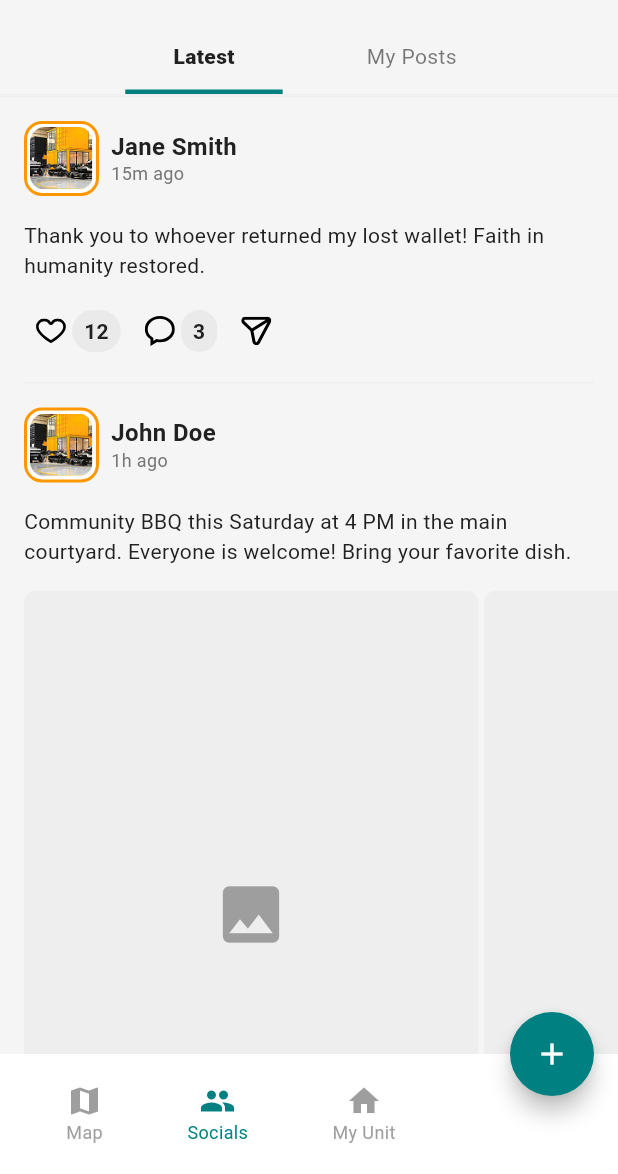
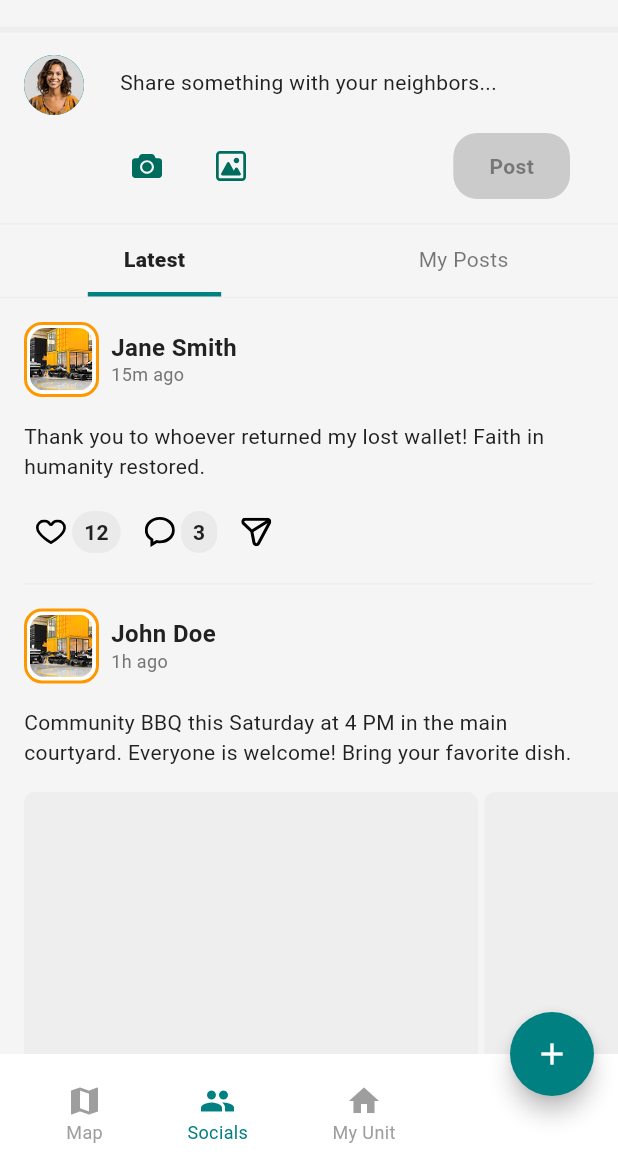
Before and after one commit to dev-ahmedalaishat/Microlink, a Flutter app: the SocialMainPage screen opened by its route, on a phone screen of 412 x 824 dp, the part 62-1236 px from its top. Run offline on Flutter 3.47's test engine with Material 3 defaults, Android fonts, the light colour scheme and no system bars; our stand-ins replace cached_network_image, flutter_bloc, flutter_svg, freezed_annotation, get_it, go_router and 2 more.

Commit message:
Post view

```diff
--- /dev/null
+++ b/lib/core/presentation/profile_avatar.dart
@@ -0,0 +1,17 @@
+import 'package:cached_network_image/cached_network_image.dart';
+import 'package:flutter/material.dart';
+
+class ProfileAvatar extends StatelessWidget {
+  final String? imageUrl;
+  // final double size;
+
+  const ProfileAvatar({super.key, this.imageUrl});
+
+  @override
+  Widget build(BuildContext context) {
+    return CircleAvatar(
+      radius: 20,
+      backgroundImage: AssetImage('assets/images/user_avatar.png'),
+    );
+  }
+}
--- a/lib/features/social/presentation/pages/social_main_page.dart
+++ b/lib/features/social/presentation/pages/social_main_page.dart
@@ -4,11 +4,10 @@ import 'package:go_router/go_router.dart';
 import 'package:microlink/core/theme/spacing.dart';
 import '../../../../core/extensions/widget_extensions.dart';
 import '../../../../core/theme/color_palette.dart';
-import '../../../../core/theme/text_styles.dart';
 import '../cubit/posts/posts_cubit.dart';
 import '../widgets/latest_feed_view.dart';
 import '../widgets/my_posts_feed_view.dart';
-import '../widgets/stories_section.dart';
+import '../widgets/create_post_widget.dart';
 
 class SocialMainPage extends StatefulWidget {
   const SocialMainPage({super.key});
@@ -45,50 +44,37 @@ class _SocialMainPageState extends State<SocialMainPage>
           icon: const Icon(Icons.arrow_back),
           onPressed: () => context.go('/'),
         ),
+        surfaceTintColor: Colors.transparent,
         backgroundColor: Theme.of(context).colorScheme.surface,
         foregroundColor: Theme.of(context).colorScheme.surface,
         actions: [
           IconButton(icon: const Icon(Icons.notifications), onPressed: () {}),
         ],
       ),
-      body: Column(
-        children: [
-          // // Stories Section
-          // StoriesSection(
-          //   stories: const [
-          //     StoryItem(label: 'TSC'),
-          //     StoryItem(label: 'Micropolis'),
-          //     StoryItem(label: 'Garden'),
-          //   ],
-          //   onAddStory: () {
-          //     ScaffoldMessenger.of(context).showSnackBar(
-          //       const SnackBar(content: Text('Add story coming soon!')),
-          //     );
-          //   },
-          // ),
-
-          // Tab Bar
-          _buildTabBar(),
-
-          Divider(height: 1),
-
-          // Tab Content
-          TabBarView(
-            controller: _tabController,
-            children: const [LatestFeedView(), MyPostsFeedView()],
-          ).expanded(),
-        ],
+      body: NestedScrollView(
+        headerSliverBuilder: (context, innerBoxIsScrolled) {
+          return [
+            SliverToBoxAdapter(child: Divider(height: 10, thickness: 4)),
+            // Create Post Widget as a sliver that scrolls away
+            SliverToBoxAdapter(
+              child:
+                  CreatePostWidget(
+                        onPostCreated: () {
+                          context.read<PostsCubit>().refreshPosts();
+                        },
+                      )
+                      .paddingSymmetric(
+                        horizontal: AppSpacing.screenPadding,
+                        // vertical: AppSpacing.md,
+                      )
+                      .paddingOnly(top: AppSpacing.md),
             ),
-
-      // Bottom Navigation with FAB
-      bottomNavigationBar: _buildBottomNavigation(),
-      floatingActionButton: _buildFloatingActionButton(),
-      floatingActionButtonLocation: FloatingActionButtonLocation.endDocked,
-    );
-  }
-
-  Widget _buildTabBar() {
-    return TabBar(
+            SliverToBoxAdapter(child: Divider(height: 1)),
+            // Pinned Tab Bar
+            SliverPersistentHeader(
+              pinned: true,
+              delegate: _SliverAppBarDelegate(
+                TabBar(
                   controller: _tabController,
                   labelColor: Theme.of(context).colorScheme.onSurface,
                   unselectedLabelColor: Theme.of(
@@ -103,13 +89,32 @@ class _SocialMainPageState extends State<SocialMainPage>
                   ),
                   dividerColor: Colors.transparent,
                   dividerHeight: 1,
-      tabAlignment: TabAlignment.center,
+                  // tabAlignment: TabAlignment.center,
                   tabs: [
-        const Tab(text: 'Latest').paddingSymmetric(horizontal: AppSpacing.xxxl),
+                    const Tab(
+                      text: 'Latest',
+                    ).paddingSymmetric(horizontal: AppSpacing.xxl),
                     const Tab(
                       text: 'My Posts',
                     ).paddingSymmetric(horizontal: AppSpacing.xxl),
                   ],
+                ),
+              ),
+            ),
+            // Divider
+            SliverToBoxAdapter(child: Divider(height: 1)),
+          ];
+        },
+        body: TabBarView(
+          controller: _tabController,
+          children: const [LatestFeedView(), MyPostsFeedView()],
+        ),
+      ),
+
+      // Bottom Navigation with FAB
+      bottomNavigationBar: _buildBottomNavigation(),
+      floatingActionButton: _buildFloatingActionButton(),
+      floatingActionButtonLocation: FloatingActionButtonLocation.endDocked,
     );
   }
 
@@ -158,3 +163,32 @@ class _SocialMainPageState extends State<SocialMainPage>
     );
   }
 }
+
+// Delegate for pinned tab bar in NestedScrollView
+class _SliverAppBarDelegate extends SliverPersistentHeaderDelegate {
+  _SliverAppBarDelegate(this._tabBar);
+
+  final TabBar _tabBar;
+
+  @override
+  double get minExtent => _tabBar.preferredSize.height;
+  @override
+  double get maxExtent => _tabBar.preferredSize.height;
+
+  @override
+  Widget build(
+    BuildContext context,
+    double shrinkOffset,
+    bool overlapsContent,
+  ) {
+    return Container(
+      color: Theme.of(context).scaffoldBackgroundColor,
+      child: _tabBar,
+    );
+  }
+
+  @override
+  bool shouldRebuild(_SliverAppBarDelegate oldDelegate) {
+    return false;
+  }
+}
--- a/lib/features/social/presentation/widgets/comments_bottom_sheet.dart
+++ b/lib/features/social/presentation/widgets/comments_bottom_sheet.dart
@@ -1,5 +1,6 @@
 import 'package:flutter/material.dart';
 import 'package:microlink/core/extensions/widget_extensions.dart';
+import 'package:microlink/core/presentation/profile_avatar.dart';
 import 'package:microlink/core/presentation/spacing_widgets.dart';
 import 'package:microlink/core/presentation/story_avatar_v2.dart';
 import 'package:microlink/core/theme/spacing.dart';
@@ -130,7 +131,7 @@ class _CommentsBottomSheetState extends State<CommentsBottomSheet> {
     return Row(
       crossAxisAlignment: CrossAxisAlignment.start,
       children: [
-        StoryAvatarV2(),
+        ProfileAvatar(imageUrl: ''),
         SpacerH.s,
         Expanded(
           child: Column(
@@ -168,7 +169,7 @@ class _CommentsBottomSheetState extends State<CommentsBottomSheet> {
     return Row(
       crossAxisAlignment: CrossAxisAlignment.end,
       children: [
-        StoryAvatarV2().paddingOnly(bottom: AppSpacing.md),
+        ProfileAvatar(imageUrl: '').paddingOnly(bottom: AppSpacing.md),
         SpacerH.s,
         Container(
           margin: EdgeInsets.symmetric(vertical: AppSpacing.md),
--- /dev/null
+++ b/lib/features/social/presentation/widgets/create_post_widget.dart
@@ -0,0 +1,369 @@
+import 'package:flutter/material.dart';
+import 'package:flutter_svg/svg.dart';
+import 'package:image_picker/image_picker.dart';
+import 'package:microlink/core/constants/app_constants.dart';
+import 'package:microlink/core/extensions/widget_extensions.dart';
+import 'package:microlink/core/presentation/profile_avatar.dart';
+import 'package:microlink/core/presentation/spacing_widgets.dart';
+import 'package:microlink/core/presentation/story_avatar_v2.dart';
+import 'package:microlink/core/theme/spacing.dart';
+import 'package:microlink/core/theme/text_styles.dart';
+import 'dart:io';
+
+class CreatePostWidget extends StatefulWidget {
+  final VoidCallback? onPostCreated;
+
+  const CreatePostWidget({super.key, this.onPostCreated});
+
+  @override
+  State<CreatePostWidget> createState() => _CreatePostWidgetState();
+}
+
+class _CreatePostWidgetState extends State<CreatePostWidget> {
+  final TextEditingController _textController = TextEditingController();
+  final ImagePicker _picker = ImagePicker();
+  final List<XFile> _selectedImages = [];
+  bool _hasText = false;
+
+  @override
+  void initState() {
+    super.initState();
+    _textController.addListener(_onTextChanged);
+  }
+
+  @override
+  void dispose() {
+    _textController.removeListener(_onTextChanged);
+    _textController.dispose();
+    super.dispose();
+  }
+
+  void _onTextChanged() {
+    final hasText = _textController.text.trim().isNotEmpty;
+    if (hasText != _hasText) {
+      setState(() {
+        _hasText = hasText;
+      });
+    }
+  }
+
+  Future<void> _pickImage(ImageSource source) async {
+    if (_selectedImages.length >= 2) {
+      ScaffoldMessenger.of(context).showSnackBar(
+        const SnackBar(content: Text('You can only add up to 2 images')),
+      );
+      return;
+    }
+
+    try {
+      final XFile? image = await _picker.pickImage(source: source);
+      if (image != null) {
+        setState(() {
+          _selectedImages.add(image);
+        });
+      }
+    } catch (e) {
+      ScaffoldMessenger.of(
+        context,
+      ).showSnackBar(SnackBar(content: Text('Failed to pick image: $e')));
+    }
+  }
+
+  void _removeImage(int index) {
+    setState(() {
+      _selectedImages.removeAt(index);
+    });
+  }
+
+  void _handlePost() {
+    if (_textController.text.trim().isEmpty) {
+      ScaffoldMessenger.of(
+        context,
+      ).showSnackBar(const SnackBar(content: Text('Please enter some text')));
+      return;
+    }
+
+    // TODO: Implement actual post creation logic with cubit
+    // For now, just show a success message and clear the form
+    ScaffoldMessenger.of(
+      context,
+    ).showSnackBar(const SnackBar(content: Text('Post created successfully!')));
+
+    _textController.clear();
+    setState(() {
+      _selectedImages.clear();
+    });
+
+    widget.onPostCreated?.call();
+  }
+
+  @override
+  Widget build(BuildContext context) {
+    return Row(
+      crossAxisAlignment: CrossAxisAlignment.start,
+      children: [
+        ProfileAvatar(imageUrl: ''),
+        Column(
+          children: [
+            _buildInlineContent(context),
+            _buildBottomActions(context),
+          ],
+        ).expanded(),
+        // Column(
+        //   mainAxisSize: MainAxisSize.min,
+        //   children: [
+        //     _buildHeader(context),
+        //     _buildInlineContent(context),
+        //     _buildBottomActions(context),
+        //   ],
+        // ),
+      ],
+    );
+
+    // return Container(
+    //   decoration: BoxDecoration(
+    //     color: Theme.of(context).scaffoldBackgroundColor,
+    //     border: Border.all(
+    //       color: Theme.of(context).colorScheme.onSurface.withAlpha(26),
+    //       width: 1,
+    //     ),
+    //     borderRadius: BorderRadius.circular(AppSpacing.radiusMedium),
+    //   ),
+    //   child: Column(
+    //     mainAxisSize: MainAxisSize.min,
+    //     children: [
+    //       _buildHeader(context),
+    //       _buildInlineContent(context),
+    //       _buildBottomActions(context),
+    //     ],
+    //   ),
+    // );
+  }
+
+  Widget _buildHeader(BuildContext context) {
+    return Row(
+      children: [
+        const StoryAvatarV2(),
+        SpacerH.s,
+        Column(
+          crossAxisAlignment: CrossAxisAlignment.start,
+          children: [Text('Hi neighbors,', style: AppTextStyles.userName)],
+        ).expanded(),
+        SpacerH.s,
+      ],
+    ).paddingSymmetric(
+      horizontal: AppSpacing.screenPadding,
+      vertical: AppSpacing.lg,
+    );
+  }
+
+  Widget _buildContent(BuildContext context) {
+    return SingleChildScrollView(
+      child: Column(
+        crossAxisAlignment: CrossAxisAlignment.start,
+        children: [
+          // Text input
+          TextField(
+            controller: _textController,
+            maxLines: null,
+            minLines: 5,
+            decoration: InputDecoration(
+              hintText:
+                  'I lost my cat, Luna, this morning near the community garden area.\nIf anyone sees her, please message me here or call/text me at 050-123-4567.\nThank you so much for your help! 🙏',
+              hintStyle: AppTextStyles.inputHint,
+              border: InputBorder.none,
+              enabledBorder: InputBorder.none,
+              focusedBorder: InputBorder.none,
+              contentPadding: EdgeInsets.zero,
+            ),
+            style: AppTextStyles.bodyMedium,
+          ),
+          SpacerV.l,
+
+          // Selected images
+          if (_selectedImages.isNotEmpty) ...[_buildImagePreview(), SpacerV.l],
+        ],
+      ).paddingSymmetric(horizontal: AppSpacing.screenPadding),
+    );
+  }
+
+  Widget _buildInlineContent(BuildContext context) {
+    return Column(
+      crossAxisAlignment: CrossAxisAlignment.start,
+      mainAxisSize: MainAxisSize.min,
+      children: [
+        TextField(
+          controller: _textController,
+          decoration: InputDecoration(
+            hintText: 'Share something with your neighbors...',
+            border: InputBorder.none,
+            fillColor: Colors.transparent,
+            enabledBorder: InputBorder.none,
+            focusedBorder: InputBorder.none,
+            contentPadding: EdgeInsets.symmetric(
+              vertical: AppSpacing.sm,
+              horizontal: AppSpacing.xs,
+            ),
+            isDense: true,
+            hintStyle: Theme.of(context).textTheme.bodyMedium,
+          ),
+          style: Theme.of(context).textTheme.bodyMedium,
+          maxLines: 5,
+          minLines: 1,
+        ),
+        // Text input
+        // TextField(
+        //   controller: _textController,
+        //   maxLines: 3,
+        //   minLines: 2,
+        //   decoration: InputDecoration(
+        //     hintText: 'What\'s on your mind?',
+        //     hintStyle: AppTextStyles.inputHint,
+        //     border: InputBorder.none,
+        //     enabledBorder: InputBorder.none,
+        //     focusedBorder: InputBorder.none,
+        //     contentPadding: EdgeInsets.zero,
+        //   ),
+        //   style: AppTextStyles.bodyMedium,
+        // ),
+
+        // Selected images
+        if (_selectedImages.isNotEmpty) ...[SpacerV.m, _buildImagePreview()],
+      ],
+    ).paddingSymmetric(horizontal: AppSpacing.screenPadding);
+  }
+
+  Widget _buildImagePreview() {
+    return SizedBox(
+      height: 180,
+      child: Row(
+        children: [
+          for (int i = 0; i < _selectedImages.length; i++)
+            Expanded(
+              child: Container(
+                margin: EdgeInsets.only(
+                  right: i < _selectedImages.length - 1 ? AppSpacing.sm : 0,
+                ),
+                decoration: BoxDecoration(
+                  borderRadius: BorderRadius.circular(AppSpacing.radiusMedium),
+                  border: Border.all(
+                    color: Theme.of(
+                      context,
+                    ).colorScheme.onSurface.withAlpha(51),
+                  ),
+                ),
+                child: Stack(
+                  children: [
+                    ClipRRect(
+                      borderRadius: BorderRadius.circular(
+                        AppSpacing.radiusMedium,
+                      ),
+                      child: Image.file(
+                        File(_selectedImages[i].path),
+                        fit: BoxFit.cover,
+                        width: double.infinity,
+                        height: double.infinity,
+                      ),
+                    ),
+                    Positioned(
+                      top: 8,
+                      right: 8,
+                      child: GestureDetector(
+                        onTap: () => _removeImage(i),
+                        child: Container(
+                          padding: const EdgeInsets.all(4),
+                          decoration: BoxDecoration(
+                            color: Colors.white.withAlpha(52),
+                            shape: BoxShape.circle,
+                          ),
+                          child: Icon(
+                            Icons.close,
+                            size: 20,
+                            color: Theme.of(context).colorScheme.onSurface,
+                          ),
+                        ),
+                      ),
+                    ),
+                  ],
+                ),
+              ),
+            ),
+        ],
+      ),
+    );
+  }
+
+  Widget _buildBottomActions(BuildContext context) {
+    final canPost = _hasText;
+
+    return Container(
+      child:
+          Row(
+            children: [
+              // Camera icon
+              IconButton(
+                icon: SvgPicture.asset(
+                  'assets/icons/ic_camera.svg',
+                  width: AppConstants.iconM,
+                  height: AppConstants.iconM,
+                  matchTextDirection: false,
+                ).paddingAll(AppSpacing.sm),
+                onPressed: _selectedImages.length < 2
+                    ? () => _pickImage(ImageSource.camera)
+                    : null,
+              ),
+              SpacerH.xs,
+              IconButton(
+                icon: SvgPicture.asset(
+                  'assets/icons/ic_gallery.svg',
+                  width: AppConstants.iconM,
+                  height: AppConstants.iconM,
+                  matchTextDirection: false,
+                ).paddingAll(AppSpacing.sm),
+                onPressed: _selectedImages.length < 2
+                    ? () => _pickImage(ImageSource.gallery)
+                    : null,
+              ),
+
+              const Spacer(),
+
+              // Post button
+              Container(
+                decoration: BoxDecoration(
+                  color: canPost
+                      ? Theme.of(context).colorScheme.primary
+                      : Theme.of(context).colorScheme.onSurface.withAlpha(51),
+                  borderRadius: BorderRadius.circular(AppSpacing.radiusLarge),
+                ),
+                child: Material(
+                  color: Colors.transparent,
+                  child: InkWell(
+                    onTap: canPost ? _handlePost : null,
+                    borderRadius: BorderRadius.circular(AppSpacing.radiusLarge),
+                    child: Padding(
+                      padding: const EdgeInsets.symmetric(
+                        horizontal: AppSpacing.xxl,
+                        vertical: AppSpacing.md,
+                      ),
+                      child: Text(
+                        'Post',
+                        style: AppTextStyles.buttonMedium.copyWith(
+                          color: canPost
+                              ? Colors.white
+                              : Theme.of(
+                                  context,
+                                ).colorScheme.onSurface.withAlpha(128),
+                        ),
+                      ),
+                    ),
+                  ),
+                ),
+              ),
+            ],
+          ).paddingSymmetric(
+            horizontal: AppSpacing.screenPadding,
+            vertical: AppSpacing.md,
+          ),
+    );
+  }
+}
--- a/lib/features/social/presentation/widgets/latest_feed_view.dart
+++ b/lib/features/social/presentation/widgets/latest_feed_view.dart
@@ -3,7 +3,6 @@ import 'package:flutter_bloc/flutter_bloc.dart';
 import 'package:microlink/core/extensions/widget_extensions.dart';
 import 'package:share_plus/share_plus.dart';
 
-import '../../../../core/theme/spacing.dart';
 import '../../domain/entities/post.dart';
 import '../cubit/posts/posts_cubit.dart';
 import '../cubit/posts/posts_state.dart';
@@ -14,22 +13,16 @@ class LatestFeedView extends StatelessWidget {
 
   @override
   Widget build(BuildContext context) {
-    return Column(
-      children: [
-        Divider(height: 1),
-        BlocBuilder<PostsCubit, PostsState>(
+    return BlocBuilder<PostsCubit, PostsState>(
       builder: (context, state) {
         return state.when(
-              initial: () =>
-                  const Center(child: Text('Welcome to Social Feed')),
+          initial: () => const Center(child: Text('Welcome to Social Feed')),
           loading: () => const Center(child: CircularProgressIndicator()),
           success: (posts) => _LatestFeedSuccess(posts: posts),
           error: (message) => _LatestFeedError(message: message),
         );
       },
-        ).expanded(),
-      ],
-    ).expanded();
+    );
   }
 }
 
```
Also changed, not shown: lib/features/social/presentation/pages/create_post_page.dart (added, +36 -0 lines), assets/icons/ic_camera.svg (added), assets/icons/ic_gallery.svg (added), assets/images/user_avatar.png (added), 4 other files. Lines whose indentation alone changed are shown as unchanged.
